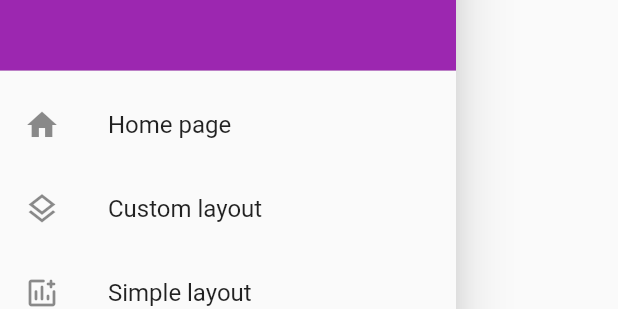
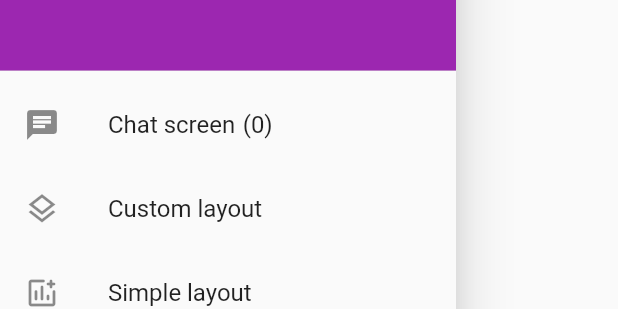
Before and after one commit to designus/flutter-experiments, a Flutter app: the NavDrawer widget shown alone on an empty page, opened directly, on a phone screen of 412 x 824 dp. Shown: the part 171-480 px from the top of the screen. Run offline on Flutter 3.47's test engine with Material 2 defaults, Android fonts, the phone set to English and light mode, and no system bars.

Commit message:
connect state to nav drawer

```diff
--- a/lib/nav_drawer.dart
+++ b/lib/nav_drawer.dart
@@ -1,9 +1,13 @@
 import 'package:flutter/material.dart';
+import 'package:friendly_chat/models/chat_screen_model.dart';
 import 'package:friendly_chat/simple_layout.dart';
+import 'package:provider/provider.dart';
 import 'chat_screen.dart';
 import 'custom_layout.dart';
 
 class NavDrawer extends StatelessWidget {
+  const NavDrawer({Key? key}) : super(key: key);
+
   @override
   Widget build(BuildContext context) {
     return Drawer(
@@ -23,14 +27,24 @@ class NavDrawer extends StatelessWidget {
               // )
             ),
           ),
-          ListTile(
-            leading: const Icon(Icons.home),
-            title: const Text('Home page'),
-            onTap: () {
-              Navigator.push(context, MaterialPageRoute(builder: (context) {
-                return const ChatScreen();
-              }));
-            },
+          Consumer<ChatScreenModel>(
+            builder: ((context, value, child) {
+              return ListTile(
+                leading: const Icon(Icons.chat),
+                title: Row(
+                  children: [
+                    const Text('Chat screen'),
+                    const SizedBox(width: 5),
+                    Text('(${value.messagesCount.toString()})')
+                  ],
+                ),
+                onTap: () {
+                  Navigator.push(context, MaterialPageRoute(builder: (context) {
+                    return const ChatScreen();
+                  }));
+                },
+              );
+            }),
           ),
           ListTile(
             leading: const Icon(Icons.layers_outlined),
```
